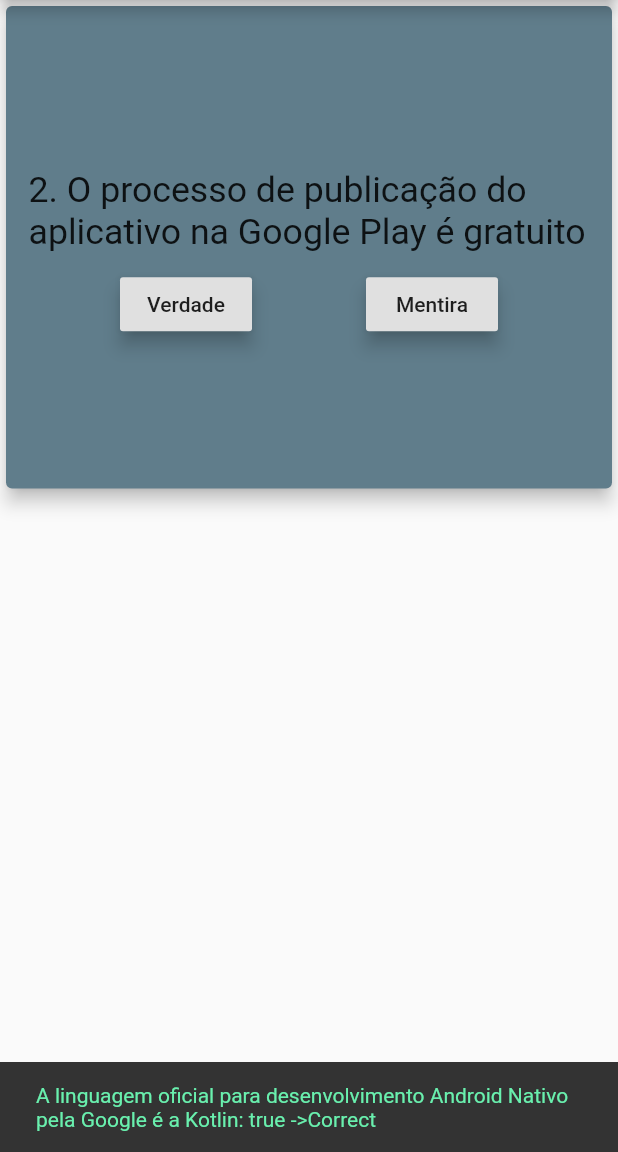
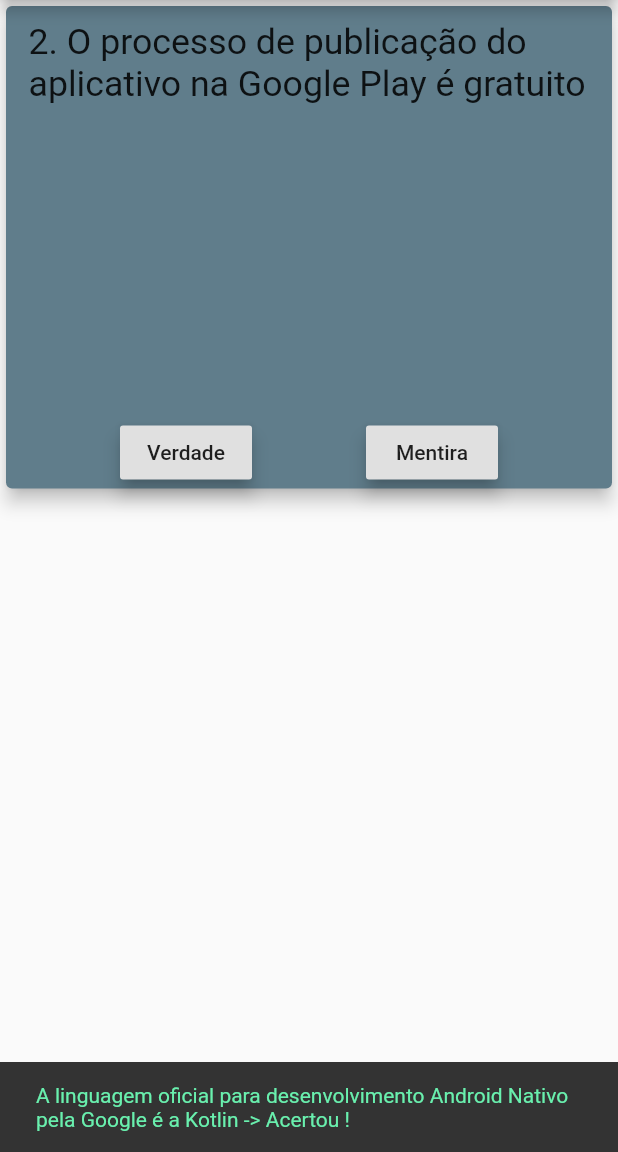
Before and after one commit to y-melo/igti-desafio1, a Flutter app: the screen it shows after launch, after a tap on "Verdade", on a phone screen of 412 x 824 dp, the part 84-1236 px from its top. Run offline on Flutter 3.47's test engine with Material 2 defaults, Android fonts, the phone set to English and light mode, and no system bars; our stand-ins replace splashscreen.

Commit message:
bug fixes

```diff
--- a/assets/questions.json
+++ b/assets/questions.json
@@ -27,21 +27,16 @@
       },
       {
         "id": 6,
-        "Question": "Flutter é uma dos frameworks de desenvolvimento mobile",
-        "Anwser": true
-      },
-      {
-        "id": 7,
         "Question": "O Flutter possui interoperabilidade e pode ter projetos em Java e Dart",
         "Anwser": false
       },
       {
-        "id": 8,
+        "id": 7,
         "Question": "React-Native é uma plataforma para desenvolvimento de aplicativos móveis",
         "Anwser": true
       },
       {
-        "id": 9,
+        "id": 8,
         "Question": "O Kotlin possui interoperabilidade oque possibilita implementar projetos em Java e Kotlin",
         "Anwser": true
       }
--- a/lib/model/anwser.dart
+++ b/lib/model/anwser.dart
@@ -22,7 +22,7 @@ class _QuestionCardState extends State<QuestionCard> {
         elevation: 5,
         color: Colors.blueGrey,
         child: Column(
-          mainAxisAlignment: MainAxisAlignment.center,
+          mainAxisAlignment: MainAxisAlignment.spaceBetween,
           crossAxisAlignment: CrossAxisAlignment.center,
           children: [
             Container(
@@ -73,14 +73,14 @@ class _QuestionCardState extends State<QuestionCard> {
     var questionLength = widget.questionLength;
     var _questionIndex = widget.question["id"];
     StringBuffer returnResp =
-        new StringBuffer("${widget.question["Question"]}: $response ->");
+        new StringBuffer("${widget.question["Question"]} -> ");
     Color _responseColor = Colors.grey;
     if (widget.question["Anwser"] == response) {
-      returnResp.write("Correct");
+      returnResp.write("Acertou !");
       _responseColor = Colors.greenAccent;
       _anwserCount++;
     } else {
-      returnResp.write("Correct");
+      returnResp.write("Errado !");
       _responseColor = Colors.redAccent;
     }
     if (_questionIndex + 1 > questionLength) {
--- a/lib/screens/home.dart
+++ b/lib/screens/home.dart
@@ -9,14 +9,7 @@ class Home extends StatelessWidget {
   final int indexReset;
 
   @override
-  Widget build(BuildContext context) {
-    return Scaffold(
-      appBar: AppBar(
-        title: Text("t ${this.title}"),
-      ),
-      body: Splashscreen(),
-    );
-  }
+  Widget build(BuildContext context) => Splashscreen();
 }
 
 class Splashscreen extends StatefulWidget {
```
Also changed, not shown: lib/screens/results.dart (+9 -0 lines).
